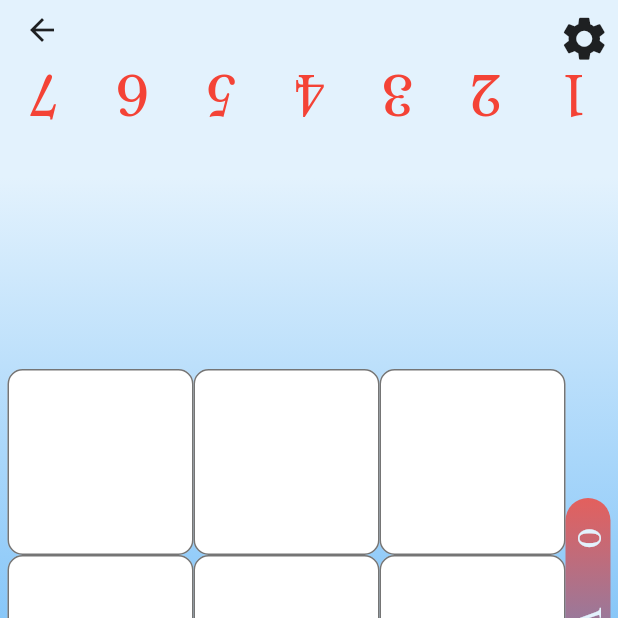
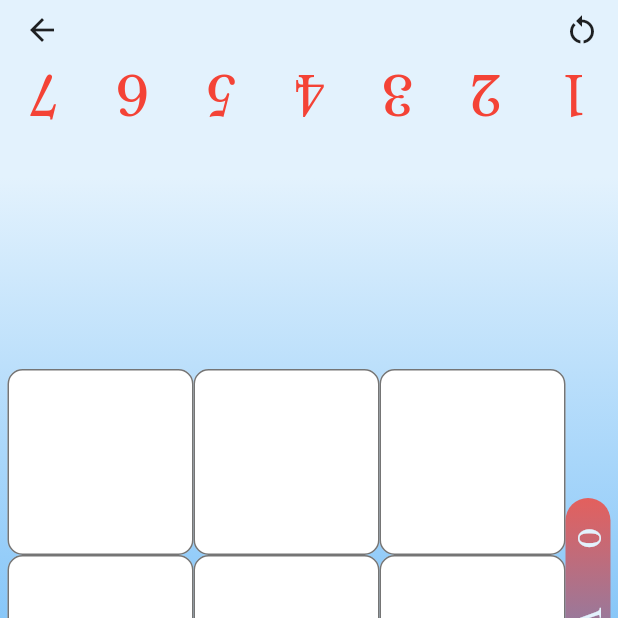
Before and after one commit to JCFowler/tic_tac_advanced, a Flutter app: the GameScreen screen opened by its route, on a phone screen of 412 x 824 dp, the top half of it. Run offline on Flutter 3.47's test engine with Material 2 defaults, Android fonts, the phone set to English and light mode, and no system bars; our stand-ins replace cloud_firestore, firebase_auth, firebase_core, flutter_speed_dial, flutter_spinkit, page_transition and 1 more; accounts and stored records are empty; generated files the repository leaves out were written again.

Commit message:
Updated Game UI. Added Tie games.

```diff
--- a/lib/screens/game_screen.dart
+++ b/lib/screens/game_screen.dart
@@ -6,7 +6,6 @@ import 'package:provider/provider.dart';
 
 import '../helpers/custom_dialog.dart';
 import '../models/constants.dart';
-import '../painters/line_painter.dart';
 import '../providers/game_provider.dart';
 import '../providers/user_provider.dart';
 import '../services/fire_service.dart';
@@ -45,14 +44,14 @@ class _GameScreenState extends State<GameScreen> with TickerProviderStateMixin {
       content: 'Are you sure you want to quit the game?',
     );
 
-    if (result) {
+    if (result != null && result) {
       if (_docId != '') {
         if (_gameStream != null) _gameStream!.cancel();
         _fireService.leaveGame(_docId, _userId);
       }
     }
 
-    return result;
+    return result ?? false;
   }
 
   @override
@@ -138,33 +137,6 @@ class _GameScreenState extends State<GameScreen> with TickerProviderStateMixin {
     super.dispose();
   }
 
-  _addMark(int index, GameProvider game) {
-    game.addMark(index);
-
-    if (game.gameOver) {
-      _lineController.reset();
-      _lineController.forward().then(
-            (_) => {
-              showDialog(
-                context: context,
-                builder: (ctx) => AlertDialog(
-                  title: const Text('Game finished!'),
-                  actions: [
-                    TextButton(
-                      onPressed: () {
-                        game.gameResart();
-                        Navigator.of(ctx).pop();
-                      },
-                      child: const Text('Play again?'),
-                    ),
-                  ],
-                ),
-              ),
-            },
-          );
-    }
-  }
-
   Widget _backgroundGradient(GameProvider game) {
     return AnimatedContainer(
       duration: const Duration(milliseconds: 200),
@@ -187,15 +159,18 @@ class _GameScreenState extends State<GameScreen> with TickerProviderStateMixin {
     );
   }
 
-  BoxBorder changeBorder(GameProvider game, int index) {
-    if (hover == index) {
+  BoxBorder _changeBorder(GameProvider game, int index) {
+    if (game.gameOver) {
+      for (var line in game.winningLine) {
+        if (index == line) {
           return Border.all(
-        color: game.player == Player.Player1
-            ? game.playerColor(Player.Player1)
-            : game.playerColor(Player.Player2),
-        width: 3,
+            color: Colors.white,
+            width: 5,
           );
-    } else if (game.gameOver && game.lastMovePosition == index) {
+        }
+      }
+    }
+    if (hover == index || game.gameOver && game.lastMovePosition == index) {
       return Border.all(
         color: game.player == Player.Player1
             ? game.playerColor(Player.Player1)
@@ -216,10 +191,33 @@ class _GameScreenState extends State<GameScreen> with TickerProviderStateMixin {
     }
   }
 
+  Color _getGameBoxColors(GameProvider game, int index) {
+    if (game.gameOver) {
+      for (var line in game.winningLine) {
+        if (index == line) {
+          return game.playerColor(game.player);
+        }
+      }
+    }
+    return Colors.white;
+  }
+
+  Duration _animationDuration(GameProvider game, int index) {
+    if (hover != -1) return const Duration(milliseconds: 0);
+
+    if (game.gameOver) {
+      for (var i = 0; i < game.winningLine.length; i++) {
+        if (index == game.winningLine[i]) {
+          return Duration(milliseconds: 250 * (i + 1));
+        }
+      }
+    }
+
+    return const Duration(milliseconds: 200);
+  }
+
   Widget _gameBoard(GameProvider game) {
     return Expanded(
-      child: CustomPaint(
-        foregroundPainter: game.gameOver ? LinePainter(game, _progress) : null,
       child: GridView.builder(
         shrinkWrap: true,
         physics: const NeverScrollableScrollPhysics(),
@@ -229,18 +227,20 @@ class _GameScreenState extends State<GameScreen> with TickerProviderStateMixin {
         ),
         itemBuilder: (ctx, index) {
           return GestureDetector(
-              onTap: () => _addMark(index, game),
+            onTap: () => game.addMark(index),
             child: DragTarget<int>(
               builder: (
                 BuildContext context,
                 List<dynamic> accepted,
                 List<dynamic> rejected,
               ) {
-                  return Container(
+                return AnimatedContainer(
+                  curve: Curves.elasticIn,
+                  duration: _animationDuration(game, index),
                   decoration: BoxDecoration(
-                      color: Colors.white,
+                    color: _getGameBoxColors(game, index),
                     borderRadius: const BorderRadius.all(Radius.circular(10)),
-                      border: changeBorder(game, index),
+                    border: _changeBorder(game, index),
                   ),
                   child: Center(
                     child: game.gameMarks[index] != null
@@ -249,15 +249,23 @@ class _GameScreenState extends State<GameScreen> with TickerProviderStateMixin {
                                 turns: game.player == Player.Player2
                                     ? _rotateAnimationFirst!
                                     : _rotateAnimationSecond!,
-                                  child: GameNumber(game.gameMarks[index]!),
+                                child: GameNumber(
+                                  game.gameMarks[index]!,
+                                  game.gameOver &&
+                                      game.winningLine.contains(index),
+                                ),
                               )
-                              : GameNumber(game.gameMarks[index]!)
+                            : GameNumber(
+                                game.gameMarks[index]!,
+                                game.gameOver &&
+                                    game.winningLine.contains(index),
+                              )
                         : const Text(''),
                   ),
                 );
               },
               onAccept: (int data) {
-                  _addMark(index, game);
+                game.addMark(index);
                 setState(() {
                   hover = -1;
                 });
@@ -279,7 +287,6 @@ class _GameScreenState extends State<GameScreen> with TickerProviderStateMixin {
             ),
           );
         },
-        ),
       ),
     );
   }
@@ -315,7 +322,9 @@ class _GameScreenState extends State<GameScreen> with TickerProviderStateMixin {
                       ),
                     ),
                     NumberBoard(
-                        Player.Player1, game.getPlayerUsername(Player.Player1)),
+                      Player.Player1,
+                      game.getPlayerUsername(Player.Player1),
+                    ),
                   ],
                 ),
               ],
--- a/lib/widgets/game_app_bar.dart
+++ b/lib/widgets/game_app_bar.dart
@@ -1,8 +1,9 @@
 import 'package:flutter/material.dart';
 import 'package:provider/provider.dart';
-import 'package:tic_tac_advanced/helpers/radiant_gradient_mask.dart';
 
 import '../helpers/custom_dialog.dart';
+import '../helpers/radiant_gradient_mask.dart';
+import '../providers/game_provider.dart';
 import '../providers/locale_provider.dart';
 import '../providers/user_provider.dart';
 
@@ -45,8 +46,15 @@ class GameAppBar extends StatelessWidget implements PreferredSizeWidget {
         color: gameScreen ? Colors.black87 : Colors.white,
       ),
       actions: [
-        !gameScreen
-            ? RadiantGradientMask(
+        gameScreen
+            ? IconButton(
+                onPressed: Provider.of<GameProvider>(context, listen: false)
+                    .gameResart,
+                icon: const Icon(
+                  Icons.restart_alt,
+                ),
+              )
+            : RadiantGradientMask(
                 colors: const [
                   Color(0xfff5f7fa),
                   Color(0xffb8c6db),
@@ -66,18 +74,6 @@ class GameAppBar extends StatelessWidget implements PreferredSizeWidget {
                   ),
                 ),
               )
-            : IconButton(
-                onPressed: () => showSettingsDialog(
-                  context,
-                  _userProvider,
-                  _localeProvider,
-                ),
-                icon: const Icon(
-                  Icons.settings,
-                  size: 35,
-                  color: Colors.black87,
-                ),
-              ),
       ],
     );
   }
--- a/lib/widgets/game_number.dart
+++ b/lib/widgets/game_number.dart
@@ -6,11 +6,15 @@ import '../providers/game_provider.dart';
 
 class GameNumber extends StatelessWidget {
   final Mark mark;
+  final bool invert;
 
   const GameNumber(
-    this.mark, {
+    this.mark,
+    this.invert, {
     Key? key,
   }) : super(key: key);
+
+  getColor() {}
 
   @override
   Widget build(BuildContext context) {
@@ -19,7 +23,7 @@ class GameNumber extends StatelessWidget {
         mark.number != -1 ? mark.number.toString() : '',
         style: TextStyle(
           fontSize: 50,
-          color: game.playerColor(mark.player),
+          color: invert ? Colors.white : game.playerColor(mark.player),
         ),
       ),
     );
```
Also changed, not shown: lib/helpers/custom_dialog.dart (+128 -26 lines), lib/models/constants.dart (+0 -12 lines), lib/providers/game_provider.dart (+74 -24 lines). Lines whose indentation alone changed are shown as unchanged.
